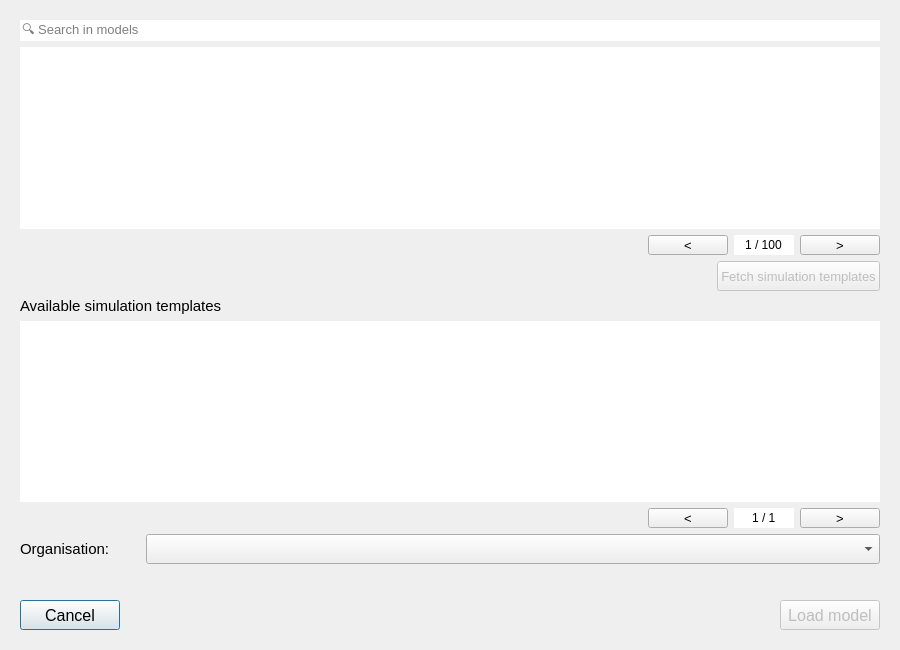
nens/threedi-api-qgis-client, file threedi_api_qgis_client/ui/model_selection.ui: the form before one commit.
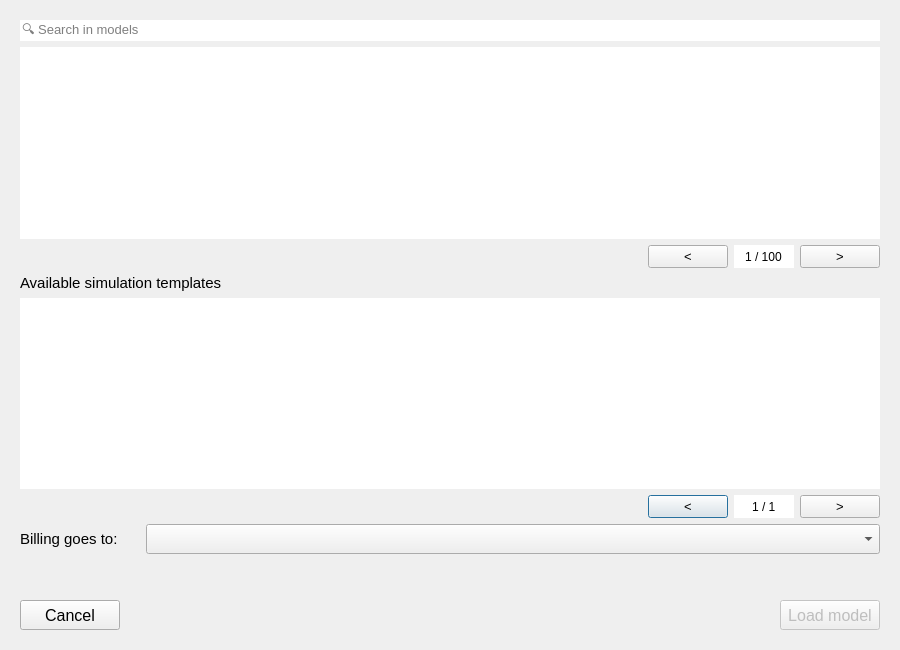
The form after the commit.

Commit message: Model selection dialog improvements #245.

```diff
--- a/threedi_api_qgis_client/ui/model_selection.ui
+++ b/threedi_api_qgis_client/ui/model_selection.ui
@@ -34,7 +34,7 @@
       </size>
      </property>
      <layout class="QGridLayout" name="gridLayout_8">
-      <item row="5" column="0">
+      <item row="4" column="0">
        <widget class="QLabel" name="label">
         <property name="font">
          <font>
@@ -47,7 +47,297 @@
         </property>
        </widget>
       </item>
-      <item row="11" column="0" colspan="3">
+      <item row="6" column="0" colspan="2">
+       <layout class="QHBoxLayout" name="horizontalLayout_4">
+        <property name="topMargin">
+         <number>0</number>
+        </property>
+        <property name="bottomMargin">
+         <number>0</number>
+        </property>
+        <item>
+         <spacer name="horizontalSpacer_14">
+          <property name="orientation">
+           <enum>Qt::Horizontal</enum>
+          </property>
+          <property name="sizeHint" stdset="0">
+           <size>
+            <width>400</width>
+            <height>20</height>
+           </size>
+          </property>
+         </spacer>
+        </item>
+        <item>
+         <widget class="QPushButton" name="pb_templates_prev_page">
+          <property name="enabled">
+           <bool>true</bool>
+          </property>
+          <property name="sizePolicy">
+           <sizepolicy hsizetype="Minimum" vsizetype="Minimum">
+            <horstretch>0</horstretch>
+            <verstretch>0</verstretch>
+           </sizepolicy>
+          </property>
+          <property name="minimumSize">
+           <size>
+            <width>40</width>
+            <height>20</height>
+           </size>
+          </property>
+          <property name="maximumSize">
+           <size>
+            <width>16777215</width>
+            <height>16777215</height>
+           </size>
+          </property>
+          <property name="font">
+           <font>
+            <family>Segoe UI</family>
+            <pointsize>10</pointsize>
+           </font>
+          </property>
+          <property name="layoutDirection">
+           <enum>Qt::LeftToRight</enum>
+          </property>
+          <property name="text">
+           <string>&lt;</string>
+          </property>
+         </widget>
+        </item>
+        <item>
+         <widget class="QSpinBox" name="templates_page_sbox">
+          <property name="enabled">
+           <bool>true</bool>
+          </property>
+          <property name="sizePolicy">
+           <sizepolicy hsizetype="Minimum" vsizetype="Minimum">
+            <horstretch>0</horstretch>
+            <verstretch>0</verstretch>
+           </sizepolicy>
+          </property>
+          <property name="minimumSize">
+           <size>
+            <width>60</width>
+            <height>20</height>
+           </size>
+          </property>
+          <property name="font">
+           <font>
+            <family>Segoe UI</family>
+           </font>
+          </property>
+          <property name="focusPolicy">
+           <enum>Qt::StrongFocus</enum>
+          </property>
+          <property name="styleSheet">
+           <string notr="true">QSpinBox {background-color: white;}</string>
+          </property>
+          <property name="frame">
+           <bool>false</bool>
+          </property>
+          <property name="alignment">
+           <set>Qt::AlignCenter</set>
+          </property>
+          <property name="buttonSymbols">
+           <enum>QAbstractSpinBox::NoButtons</enum>
+          </property>
+          <property name="suffix">
+           <string> / 1</string>
+          </property>
+          <property name="minimum">
+           <number>1</number>
+          </property>
+         </widget>
+        </item>
+        <item>
+         <widget class="QPushButton" name="pb_templates_next_page">
+          <property name="enabled">
+           <bool>true</bool>
+          </property>
+          <property name="sizePolicy">
+           <sizepolicy hsizetype="Minimum" vsizetype="Minimum">
+            <horstretch>0</horstretch>
+            <verstretch>0</verstretch>
+           </sizepolicy>
+          </property>
+          <property name="minimumSize">
+           <size>
+            <width>40</width>
+            <height>20</height>
+           </size>
+          </property>
+          <property name="maximumSize">
+           <size>
+            <width>16777215</width>
+            <height>16777215</height>
+           </size>
+          </property>
+          <property name="font">
+           <font>
+            <family>Segoe UI</family>
+            <pointsize>10</pointsize>
+           </font>
+          </property>
+          <property name="text">
+           <string>&gt;</string>
+          </property>
+         </widget>
+        </item>
+       </layout>
+      </item>
+      <item row="1" column="0" colspan="2">
+       <widget class="QTreeView" name="models_tv">
+        <property name="font">
+         <font>
+          <pointsize>10</pointsize>
+         </font>
+        </property>
+        <property name="frameShape">
+         <enum>QFrame::NoFrame</enum>
+        </property>
+        <property name="editTriggers">
+         <set>QAbstractItemView::NoEditTriggers</set>
+        </property>
+        <property name="sortingEnabled">
+         <bool>true</bool>
+        </property>
+        <attribute name="headerShowSortIndicator" stdset="0">
+         <bool>true</bool>
+        </attribute>
+       </widget>
+      </item>
+      <item row="3" column="0" colspan="2">
+       <layout class="QHBoxLayout" name="horizontalLayout">
+        <property name="topMargin">
+         <number>0</number>
+        </property>
+        <property name="bottomMargin">
+         <number>0</number>
+        </property>
+        <item>
+         <spacer name="horizontalSpacer_13">
+          <property name="orientation">
+           <enum>Qt::Horizontal</enum>
+          </property>
+          <property name="sizeHint" stdset="0">
+           <size>
+            <width>400</width>
+            <height>20</height>
+           </size>
+          </property>
+         </spacer>
+        </item>
+        <item>
+         <widget class="QPushButton" name="pb_prev_page">
+          <property name="sizePolicy">
+           <sizepolicy hsizetype="Minimum" vsizetype="Minimum">
+            <horstretch>0</horstretch>
+            <verstretch>0</verstretch>
+           </sizepolicy>
+          </property>
+          <property name="minimumSize">
+           <size>
+            <width>40</width>
+            <height>20</height>
+           </size>
+          </property>
+          <property name="maximumSize">
+           <size>
+            <width>16777215</width>
+            <height>16777215</height>
+           </size>
+          </property>
+          <property name="font">
+           <font>
+            <family>Segoe UI</family>
+            <pointsize>10</pointsize>
+           </font>
+          </property>
+          <property name="layoutDirection">
+           <enum>Qt::LeftToRight</enum>
+          </property>
+          <property name="text">
+           <string>&lt;</string>
+          </property>
+         </widget>
+        </item>
+        <item>
+         <widget class="QSpinBox" name="page_sbox">
+          <property name="sizePolicy">
+           <sizepolicy hsizetype="Minimum" vsizetype="Minimum">
+            <horstretch>0</horstretch>
+            <verstretch>0</verstretch>
+           </sizepolicy>
+          </property>
+          <property name="minimumSize">
+           <size>
+            <width>60</width>
+            <height>20</height>
+           </size>
+          </property>
+          <property name="font">
+           <font>
+            <family>Segoe UI</family>
+           </font>
+          </property>
+          <property name="focusPolicy">
+           <enum>Qt::StrongFocus</enum>
+          </property>
+          <property name="styleSheet">
+           <string notr="true">QSpinBox {background-color: white;}</string>
+          </property>
+          <property name="frame">
+           <bool>false</bool>
+          </property>
+          <property name="alignment">
+           <set>Qt::AlignCenter</set>
+          </property>
+          <property name="buttonSymbols">
+           <enum>QAbstractSpinBox::NoButtons</enum>
+          </property>
+          <property name="suffix">
+           <string> / 100</string>
+          </property>
+          <property name="minimum">
+           <number>1</number>
+          </property>
+         </widget>
+        </item>
+        <item>
+         <widget class="QPushButton" name="pb_next_page">
+          <property name="sizePolicy">
+           <sizepolicy hsizetype="Minimum" vsizetype="Minimum">
+            <horstretch>0</horstretch>
+            <verstretch>0</verstretch>
+           </sizepolicy>
+          </property>
+          <property name="minimumSize">
+           <size>
+            <width>40</width>
+            <height>20</height>
+           </size>
+          </property>
+          <property name="maximumSize">
+           <size>
+            <width>16777215</width>
+            <height>16777215</height>
+           </size>
+          </property>
+          <property name="font">
+           <font>
+            <family>Segoe UI</family>
+            <pointsize>10</pointsize>
+           </font>
+          </property>
+          <property name="text">
+           <string>&gt;</string>
+          </property>
+         </widget>
+        </item>
+       </layout>
+      </item>
+      <item row="10" column="0" colspan="2">
        <layout class="QHBoxLayout" name="horizontalLayout_2">
         <property name="bottomMargin">
          <number>0</number>
@@ -120,23 +410,7 @@
         </item>
        </layout>
       </item>
-      <item row="0" column="0" colspan="3">
-       <widget class="QLineEdit" name="search_le">
-        <property name="font">
-         <font>
-          <family>Segoe UI</family>
-          <pointsize>10</pointsize>
-         </font>
-        </property>
-        <property name="frame">
-         <bool>false</bool>
-        </property>
-        <property name="placeholderText">
-         <string>🔍 Search in models</string>
-        </property>
-       </widget>
-      </item>
-      <item row="10" column="0">
+      <item row="9" column="0">
        <spacer name="verticalSpacer">
         <property name="orientation">
          <enum>Qt::Vertical</enum>
@@ -149,297 +423,23 @@
         </property>
        </spacer>
       </item>
-      <item row="3" column="0" colspan="3">
-       <layout class="QHBoxLayout" name="horizontalLayout">
-        <property name="topMargin">
-         <number>0</number>
-        </property>
-        <property name="bottomMargin">
-         <number>0</number>
-        </property>
-        <item>
-         <spacer name="horizontalSpacer_13">
-          <property name="orientation">
-           <enum>Qt::Horizontal</enum>
-          </property>
-          <property name="sizeHint" stdset="0">
-           <size>
-            <width>400</width>
-            <height>20</height>
-           </size>
-          </property>
-         </spacer>
-        </item>
-        <item>
-         <widget class="QPushButton" name="pb_prev_page">
-          <property name="sizePolicy">
-           <sizepolicy hsizetype="Minimum" vsizetype="Minimum">
-            <horstretch>0</horstretch>
-            <verstretch>0</verstretch>
-           </sizepolicy>
-          </property>
-          <property name="minimumSize">
-           <size>
-            <width>40</width>
-            <height>20</height>
-           </size>
-          </property>
-          <property name="maximumSize">
-           <size>
-            <width>16777215</width>
-            <height>16777215</height>
-           </size>
-          </property>
-          <property name="font">
-           <font>
-            <family>Segoe UI</family>
-            <pointsize>10</pointsize>
-           </font>
-          </property>
-          <property name="layoutDirection">
-           <enum>Qt::LeftToRight</enum>
-          </property>
-          <property name="text">
-           <string>&lt;</string>
-          </property>
-         </widget>
-        </item>
-        <item>
-         <widget class="QSpinBox" name="page_sbox">
-          <property name="sizePolicy">
-           <sizepolicy hsizetype="Minimum" vsizetype="Minimum">
-            <horstretch>0</horstretch>
-            <verstretch>0</verstretch>
-           </sizepolicy>
-          </property>
-          <property name="minimumSize">
-           <size>
-            <width>60</width>
-            <height>20</height>
-           </size>
-          </property>
-          <property name="font">
-           <font>
-            <family>Segoe UI</family>
-           </font>
-          </property>
-          <property name="focusPolicy">
-           <enum>Qt::StrongFocus</enum>
-          </property>
-          <property name="styleSheet">
-           <string notr="true">QSpinBox {background-color: white;}</string>
-          </property>
-          <property name="frame">
-           <bool>false</bool>
-          </property>
-          <property name="alignment">
-           <set>Qt::AlignCenter</set>
-          </property>
-          <property name="buttonSymbols">
-           <enum>QAbstractSpinBox::NoButtons</enum>
-          </property>
-          <property name="suffix">
-           <string> / 100</string>
-          </property>
-          <property name="minimum">
-           <number>1</number>
-          </property>
-         </widget>
-        </item>
-        <item>
-         <widget class="QPushButton" name="pb_next_page">
-          <property name="sizePolicy">
-           <sizepolicy hsizetype="Minimum" vsizetype="Minimum">
-            <horstretch>0</horstretch>
-            <verstretch>0</verstretch>
-           </sizepolicy>
-          </property>
-          <property name="minimumSize">
-           <size>
-            <width>40</width>
-            <height>20</height>
-           </size>
-          </property>
-          <property name="maximumSize">
-           <size>
-            <width>16777215</width>
-            <height>16777215</height>
-           </size>
-          </property>
-          <property name="font">
-           <font>
-            <family>Segoe UI</family>
-            <pointsize>10</pointsize>
-           </font>
-          </property>
-          <property name="text">
-           <string>&gt;</string>
-          </property>
-         </widget>
-        </item>
-       </layout>
-      </item>
-      <item row="1" column="0" colspan="3">
-       <widget class="QTreeView" name="models_tv">
+      <item row="0" column="0" colspan="2">
+       <widget class="QLineEdit" name="search_le">
         <property name="font">
          <font>
+          <family>Segoe UI</family>
           <pointsize>10</pointsize>
          </font>
         </property>
-        <property name="frameShape">
-         <enum>QFrame::NoFrame</enum>
+        <property name="frame">
+         <bool>false</bool>
         </property>
-        <property name="editTriggers">
-         <set>QAbstractItemView::NoEditTriggers</set>
+        <property name="placeholderText">
+         <string>🔍 Search in models</string>
         </property>
-        <property name="sortingEnabled">
-         <bool>true</bool>
-        </property>
-        <attribute name="headerShowSortIndicator" stdset="0">
-         <bool>true</bool>
-        </attribute>
        </widget>
       </item>
-      <item row="7" column="0" colspan="3">
-       <layout class="QHBoxLayout" name="horizontalLayout_4">
-        <property name="topMargin">
-         <number>0</number>
-        </property>
-        <property name="bottomMargin">
-         <number>0</number>
-        </property>
-        <item>
-         <spacer name="horizontalSpacer_14">
-          <property name="orientation">
-           <enum>Qt::Horizontal</enum>
-          </property>
-          <property name="sizeHint" stdset="0">
-           <size>
-            <width>400</width>
-            <height>20</height>
-           </size>
-          </property>
-         </spacer>
-        </item>
-        <item>
-         <widget class="QPushButton" name="pb_templates_prev_page">
-          <property name="enabled">
-           <bool>true</bool>
-          </property>
-          <property name="sizePolicy">
-           <sizepolicy hsizetype="Minimum" vsizetype="Minimum">
-            <horstretch>0</horstretch>
-            <verstretch>0</verstretch>
-           </sizepolicy>
-          </property>
-          <property name="minimumSize">
-           <size>
-            <width>40</width>
-            <height>20</height>
-           </size>
-          </property>
-          <property name="maximumSize">
-           <size>
-            <width>16777215</width>
-            <height>16777215</height>
-           </size>
-          </property>
-          <property name="font">
-           <font>
-            <family>Segoe UI</family>
-            <pointsize>10</pointsize>
-           </font>
-          </property>
-          <property name="layoutDirection">
-           <enum>Qt::LeftToRight</enum>
-          </property>
-          <property name="text">
-           <string>&lt;</string>
-          </property>
-         </widget>
-        </item>
-        <item>
-         <widget class="QSpinBox" name="templates_page_sbox">
-          <property name="enabled">
-           <bool>true</bool>
-          </property>
-          <property name="sizePolicy">
-           <sizepolicy hsizetype="Minimum" vsizetype="Minimum">
-            <horstretch>0</horstretch>
-            <verstretch>0</verstretch>
-           </sizepolicy>
-          </property>
-          <property name="minimumSize">
-           <size>
-            <width>60</width>
-            <height>20</height>
-           </size>
-          </property>
-          <property name="font">
-           <font>
-            <family>Segoe UI</family>
-           </font>
-          </property>
-          <property name="focusPolicy">
-           <enum>Qt::StrongFocus</enum>
-          </property>
-          <property name="styleSheet">
-           <string notr="true">QSpinBox {background-color: white;}</string>
-          </property>
-          <property name="frame">
-           <bool>false</bool>
-          </property>
-          <property name="alignment">
-           <set>Qt::AlignCenter</set>
-          </property>
-          <property name="buttonSymbols">
-           <enum>QAbstractSpinBox::NoButtons</enum>
-          </property>
-          <property name="suffix">
-           <string> / 1</string>
-          </property>
-          <property name="minimum">
-           <number>1</number>
-          </property>
-         </widget>
-        </item>
-        <item>
-         <widget class="QPushButton" name="pb_templates_next_page">
-          <property name="enabled">
-           <bool>true</bool>
-          </property>
-          <property name="sizePolicy">
-           <sizepolicy hsizetype="Minimum" vsizetype="Minimum">
-            <horstretch>0</horstretch>
-            <verstretch>0</verstretch>
-           </sizepolicy>
-          </property>
-          <property name="minimumSize">
-           <size>
-            <width>40</width>
-            <height>20</height>
-           </size>
-          </property>
-          <property name="maximumSize">
-           <size>
-            <width>16777215</width>
-            <height>16777215</height>
-           </size>
-          </property>
-          <property name="font">
-           <font>
-            <family>Segoe UI</family>
-            <pointsize>10</pointsize>
-           </font>
-          </property>
-          <property name="text">
-           <string>&gt;</string>
-          </property>
-         </widget>
-        </item>
-       </layout>
-      </item>
-      <item row="6" column="0" colspan="3">
+      <item row="5" column="0" colspan="2">
        <widget class="QTreeView" name="templates_tv">
         <property name="font">
          <font>
@@ -454,55 +454,7 @@
         </property>
        </widget>
       </item>
-      <item row="4" column="0" colspan="3">
-       <layout class="QHBoxLayout" name="horizontalLayout_3">
-        <property name="bottomMargin">
-         <number>0</number>
-        </property>
-        <item>
-         <spacer name="horizontalSpacer_8">
-          <property name="orientation">
-           <enum>Qt::Horizontal</enum>
-          </property>
-          <property name="sizeHint" stdset="0">
-           <size>
-            <width>40</width>
-            <height>20</height>
-           </size>
-          </property>
-         </spacer>
-        </item>
-        <item>
-         <widget class="QPushButton" name="pb_templates_fetch">
-          <property name="enabled">
-           <bool>false</bool>
-          </property>
-          <property name="minimumSize">
-           <size>
-            <width>100</width>
-            <height>30</height>
-           </size>
-          </property>
-          <property name="maximumSize">
-           <size>
-            <width>16777215</width>
-            <height>16777215</height>
-           </size>
-          </property>
-          <property name="font">
-           <font>
-            <family>Segoe UI</family>
-            <pointsize>10</pointsize>
-           </font>
-          </property>
-          <property name="text">
-           <string>Fetch simulation templates</string>
-          </property>
-         </widget>
-        </item>
-       </layout>
-      </item>
-      <item row="8" column="0" colspan="3">
+      <item row="7" column="0" colspan="2">
        <layout class="QHBoxLayout" name="horizontalLayout_5">
         <property name="bottomMargin">
          <number>0</number>
@@ -522,7 +474,7 @@
            </font>
           </property>
           <property name="text">
-           <string>Organisation:</string>
+           <string>Billing goes to:</string>
           </property>
          </widget>
         </item>
```
The commit also changes 4 other files.
